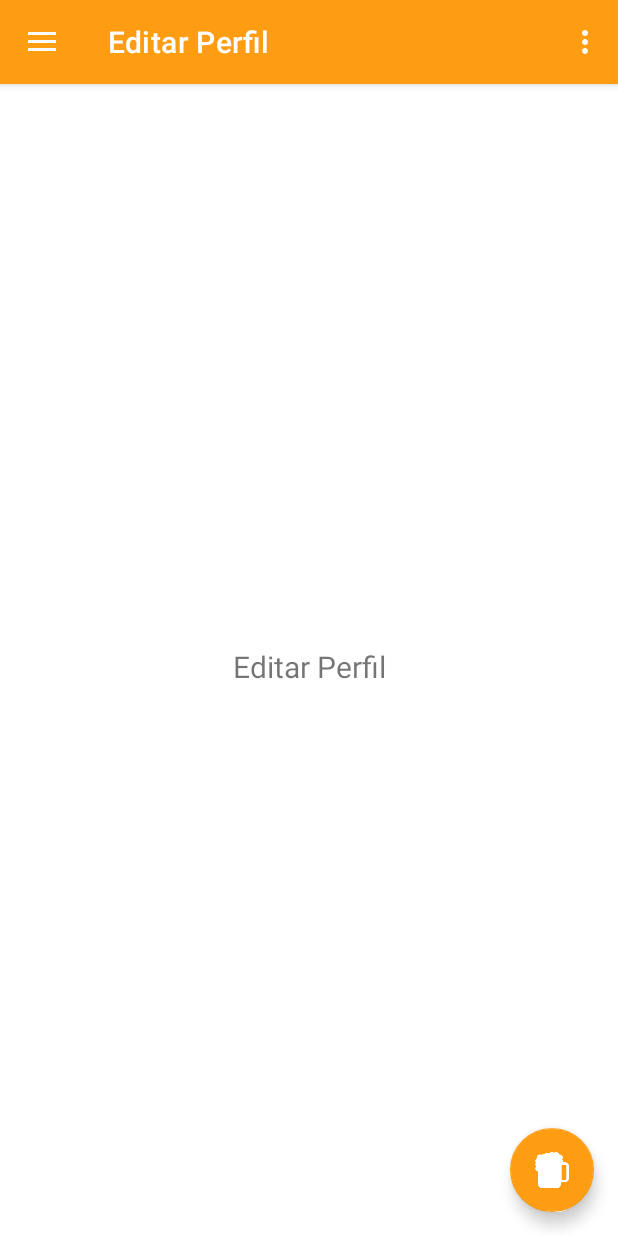
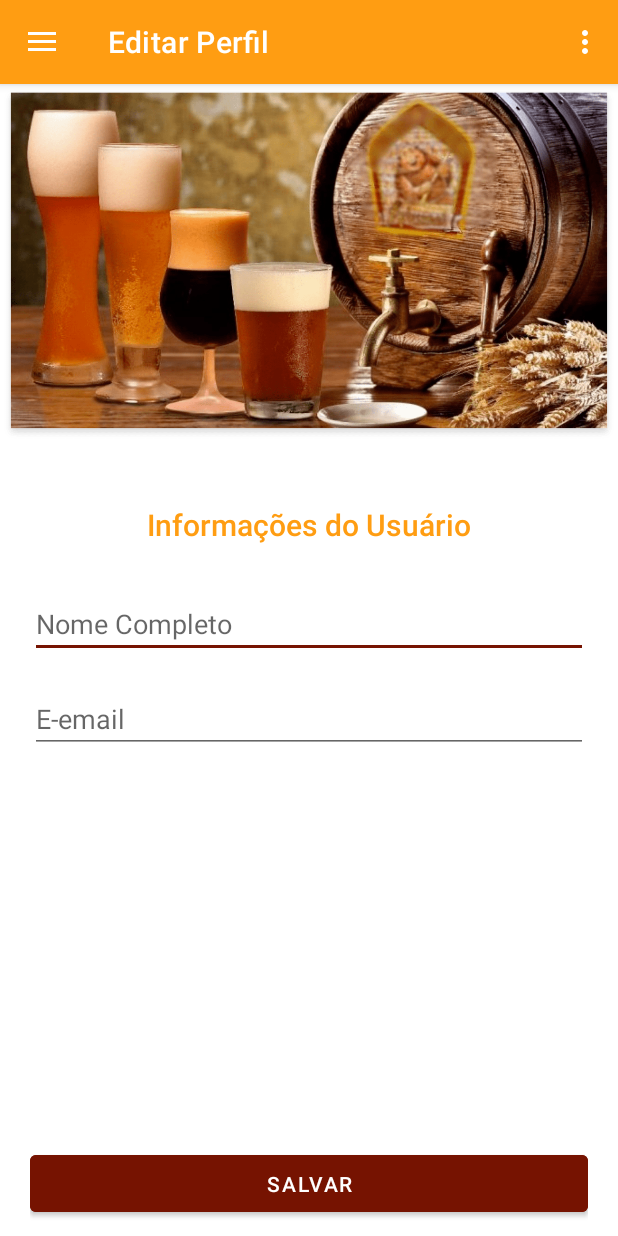
Before and after one commit to wamarra/BeerFriends_kotlin, an Android app: the screen it shows after launch once a user with an empty profile is signed in (MainActivity), in the side drawer, after a tap on "Editar Perfil", on a phone screen of 412 x 824 dp. Run offline under Robolectric (Android 15) with nearby library versions, the phone set to English and light mode, and no system bars; our stand-ins replace Firebase (no records; nobody signed in at launch, a user with empty details on screens opened directly), Room's generated code, data binding, navigation-ui.

Commit message:
Implementação da edição de perfil

```diff
--- a/app/src/main/java/br/com/beerfriends/model/AppDatabase.kt
+++ b/app/src/main/java/br/com/beerfriends/model/AppDatabase.kt
@@ -3,8 +3,10 @@ package br.com.beerfriends.model
 import androidx.room.Database
 import androidx.room.RoomDatabase
 import br.com.beerfriends.model.dao.FriendDao
+import br.com.beerfriends.model.dao.UserDao
 
-@Database(entities = [Friend::class], version = 1)
+@Database(entities = [Friend::class, User::class], version = 2)
 abstract class AppDatabase : RoomDatabase() {
     abstract fun friendDao(): FriendDao
+    abstract fun userDao(): UserDao
 }
--- a/app/src/main/java/br/com/beerfriends/model/AuthRepository.kt
+++ b/app/src/main/java/br/com/beerfriends/model/AuthRepository.kt
@@ -14,7 +14,7 @@ class AuthRepository {
                 val isNewUser = authTask.result.additionalUserInfo?.isNewUser
                 val currentUser = firebaseAuth.currentUser
                 currentUser?.let {
-                    authenticatedUserLiveData.value = User(currentUser.uid, currentUser.displayName, currentUser.email, isNewUser?: false)
+                    authenticatedUserLiveData.value = User(currentUser.uid, currentUser.displayName!!, currentUser.email!!, isNewUser?: false)
                 }
             }
         }
--- a/app/src/main/java/br/com/beerfriends/model/SplashRepository.kt
+++ b/app/src/main/java/br/com/beerfriends/model/SplashRepository.kt
@@ -10,7 +10,7 @@ class SplashRepository {
         if (firebaseUser == null) {
             isUserAuthenticatedLiveData.value = null
         } else {
-            isUserAuthenticatedLiveData.value = User(firebaseUser.uid, firebaseUser.displayName, firebaseUser.email)
+            isUserAuthenticatedLiveData.value = User(firebaseUser.uid, firebaseUser.displayName!!, firebaseUser.email!!)
         }
     }
 }
--- a/app/src/main/java/br/com/beerfriends/model/User.kt
+++ b/app/src/main/java/br/com/beerfriends/model/User.kt
@@ -1,9 +1,29 @@
 package br.com.beerfriends.model
 
+import androidx.annotation.NonNull
+import androidx.room.ColumnInfo
+import androidx.room.Entity
+import androidx.room.PrimaryKey
 import com.google.firebase.firestore.Exclude
+import com.google.gson.annotations.SerializedName
 import java.io.Serializable
 
-data class User constructor(var uid: String, var name: String? = "", var email: String? = "", @Exclude var isNew: Boolean = false) : Serializable {
+@Entity(tableName = "User")
+data class User constructor(
+    @PrimaryKey
+    @NonNull
+    @ColumnInfo(name = "uid")
+    @SerializedName("uid") var uid: String,
+
+    @ColumnInfo(name = "name")
+    @SerializedName("name") var name: String = "",
+
+    @ColumnInfo(name = "email")
+    @SerializedName("email") var email: String = "",
+
+    @Exclude var isNew: Boolean = false
+
+) : Serializable {
     companion object {
         val REF_NAME = "users"
     }
--- /dev/null
+++ b/app/src/main/java/br/com/beerfriends/model/UserRepository.kt
@@ -0,0 +1,15 @@
+package br.com.beerfriends.model
+
+import androidx.lifecycle.LiveData
+import br.com.beerfriends.BeerFriendsApplication
+
+class UserRepository {
+
+    fun saveUser(user: User) {
+        BeerFriendsApplication.database!!.userDao().updateUser(user)
+    }
+
+    fun getUserByUid(uid: String): LiveData<User> {
+        return BeerFriendsApplication.database!!.userDao().getUserByUid(uid)
+    }
+}
--- /dev/null
+++ b/app/src/main/java/br/com/beerfriends/model/dao/UserDao.kt
@@ -0,0 +1,15 @@
+package br.com.beerfriends.model.dao
+
+import androidx.lifecycle.LiveData
+import androidx.room.*
+import br.com.beerfriends.model.User
+
+@Dao
+interface UserDao {
+
+    @Update(onConflict = OnConflictStrategy.REPLACE)
+    fun updateUser(user: User)
+
+    @Query("SELECT * FROM User WHERE uid = :uid")
+    fun getUserByUid(uid: String): LiveData<User>
+}
--- a/app/src/main/java/br/com/beerfriends/view/AuthActivity.kt
+++ b/app/src/main/java/br/com/beerfriends/view/AuthActivity.kt
@@ -13,6 +13,7 @@ import br.com.beerfriends.model.AuthRepository
 import br.com.beerfriends.model.User
 import br.com.beerfriends.viewmodel.AuthViewModel
 import br.com.beerfriends.R
+import br.com.beerfriends.model.UserRepository
 import com.google.android.gms.auth.api.signin.GoogleSignIn
 import com.google.android.gms.auth.api.signin.GoogleSignInAccount
 import com.google.android.gms.auth.api.signin.GoogleSignInClient
@@ -31,8 +32,10 @@ class AuthActivity : AppCompatActivity() {
         setContentView(R.layout.activity_auth)
 
         binding = DataBindingUtil.setContentView(this, R.layout.activity_auth)
-        authViewModel = ViewModelProvider(this, AuthViewModel.AuthViewModelFactory(AuthRepository()))
-            .get(AuthViewModel::class.java)
+
+        authViewModel = ViewModelProvider(this,
+            AuthViewModel.AuthViewModelFactory(AuthRepository(), UserRepository())).get(AuthViewModel::class.java)
+
         initRegistersAndObservers()
     }
 
@@ -55,6 +58,14 @@ class AuthActivity : AppCompatActivity() {
                 authViewModel.createUser(user)
             } else {
                 goToMainActivity(user)
+            }
+
+            val sharedPreferences = getSharedPreferences("pref", MODE_PRIVATE)
+            with(sharedPreferences.edit()) {
+                putString("uid", user.uid)
+                putString("name", user.name)
+                putString("email", user.email)
+                commit()
             }
         }
 
--- a/app/src/main/java/br/com/beerfriends/view/MainActivity.kt
+++ b/app/src/main/java/br/com/beerfriends/view/MainActivity.kt
@@ -4,7 +4,9 @@ import android.content.Intent
 import android.os.Bundle
 import android.view.Menu
 import android.view.MenuItem
+import android.view.View
 import android.widget.TextView
+import androidx.appcompat.app.ActionBarDrawerToggle
 import androidx.appcompat.app.AppCompatActivity
 import androidx.drawerlayout.widget.DrawerLayout
 import androidx.navigation.findNavController
@@ -15,7 +17,6 @@ import androidx.navigation.ui.setupWithNavController
 import br.com.beerfriends.R
 import br.com.beerfriends.databinding.ActivityMainBinding
 import com.google.android.material.navigation.NavigationView
-import com.google.android.material.snackbar.Snackbar
 import com.google.firebase.auth.FirebaseAuth
 
 class MainActivity : AppCompatActivity() {
@@ -30,13 +31,7 @@ class MainActivity : AppCompatActivity() {
 
         binding = ActivityMainBinding.inflate(layoutInflater)
         setContentView(binding.root)
-
         setSupportActionBar(binding.appBarMain.toolbar)
-
-        binding.appBarMain.fab.setOnClickListener { view ->
-            Snackbar.make(view, "Replace with your own action", Snackbar.LENGTH_LONG)
-                .setAction("Action", null).show()
-        }
 
         val drawerLayout: DrawerLayout = binding.drawerLayout
         val navView: NavigationView = binding.navView
@@ -48,16 +43,29 @@ class MainActivity : AppCompatActivity() {
             ), drawerLayout
         )
 
-        val user = FirebaseAuth.getInstance().currentUser;
-
-        val headerView = navView.getHeaderView(0)
-        var name: TextView = headerView.findViewById(R.id.name);
-        name.text = user!!.displayName;
-        var email: TextView = headerView.findViewById(R.id.email);
-        email.text = user.email;
+        val drawerToggle: ActionBarDrawerToggle = object : ActionBarDrawerToggle(this,
+            drawerLayout, binding.appBarMain.toolbar, R.string.drawer_open, R.string.drawer_close) {
+            override fun onDrawerOpened(drawerView: View) {
+                bindingUser()
+            }
+        }
+        drawerLayout.addDrawerListener(drawerToggle)
 
         setupActionBarWithNavController(navController, appBarConfiguration)
         navView.setupWithNavController(navController)
+    }
+
+    private fun bindingUser()  {
+        val sharedPreferences = getSharedPreferences("pref", MODE_PRIVATE)
+        val userName = sharedPreferences.getString("name", "Usuário não logado")
+        val userEmail = sharedPreferences.getString("email", "Email não encontrado")
+
+        val headerView = binding.navView.getHeaderView(0)
+
+        var name: TextView = headerView.findViewById(R.id.name);
+        name.text = userName;
+        var email: TextView = headerView.findViewById(R.id.email);
+        email.text = userEmail;
     }
 
     override fun onCreateOptionsMenu(menu: Menu): Boolean {
--- a/app/src/main/java/br/com/beerfriends/view/SplashActivity.kt
+++ b/app/src/main/java/br/com/beerfriends/view/SplashActivity.kt
@@ -14,6 +14,7 @@ class SplashActivity : AppCompatActivity() {
     override fun onCreate(savedInstanceState: Bundle?) {
         super.onCreate(savedInstanceState)
         setContentView(R.layout.activity_splash)
+
         viewModel = ViewModelProvider(this, SplashViewModel.SplashViewModelFactory(SplashRepository()))
             .get(SplashViewModel::class.java)
 
--- a/app/src/main/java/br/com/beerfriends/view/fragments/ProfileEditFragment.kt
+++ b/app/src/main/java/br/com/beerfriends/view/fragments/ProfileEditFragment.kt
@@ -1,23 +1,25 @@
 package br.com.beerfriends.view.fragments
 
+import android.content.Context
 import android.os.Bundle
 import android.view.LayoutInflater
 import android.view.View
 import android.view.ViewGroup
-import android.widget.TextView
+import android.widget.Button
 import androidx.fragment.app.Fragment
 import androidx.lifecycle.Observer
 import androidx.lifecycle.ViewModelProvider
+import br.com.beerfriends.R
 import br.com.beerfriends.databinding.FragmentProfileEditBinding
+import br.com.beerfriends.model.User
+import br.com.beerfriends.model.UserRepository
 import br.com.beerfriends.viewmodel.ProfileEditViewModel
+import com.google.android.material.snackbar.Snackbar
 
 class ProfileEditFragment : Fragment() {
 
     private lateinit var profileEditViewModel: ProfileEditViewModel
     private var _binding: FragmentProfileEditBinding? = null
-
-    // This property is only valid between onCreateView and
-    // onDestroyView.
     private val binding get() = _binding!!
 
     override fun onCreateView(
@@ -25,16 +27,39 @@ class ProfileEditFragment : Fragment() {
         container: ViewGroup?,
         savedInstanceState: Bundle?
     ): View? {
-        profileEditViewModel =
-            ViewModelProvider(this).get(ProfileEditViewModel::class.java)
+        val sharedPreferences = requireActivity().getSharedPreferences("pref", Context.MODE_PRIVATE)
+        val uid = sharedPreferences.getString("uid", "Usuário não logado")
+
+        profileEditViewModel = ViewModelProvider(this, ProfileEditViewModel.ProfileEditViewModelFactory(
+            UserRepository(), uid)).get(ProfileEditViewModel::class.java)
 
         _binding = FragmentProfileEditBinding.inflate(inflater, container, false)
         val root: View = binding.root
 
-        val textView: TextView = binding.textProfileEdit
-        profileEditViewModel.text.observe(viewLifecycleOwner, Observer {
-            textView.text = it
+        profileEditViewModel.user.observe(viewLifecycleOwner, Observer { user ->
+            binding.user = user
         })
+
+        root.findViewById<Button>(R.id.button_save).setOnClickListener{
+            val user =  User(
+                uid = uid!!,
+                name = binding.username.text.toString(),
+                email = binding.email.text.toString()
+            )
+
+            profileEditViewModel.saveUser(user)
+
+            val sharedPreferences = requireActivity().getSharedPreferences("pref", Context.MODE_PRIVATE)
+            with(sharedPreferences.edit()) {
+                putString("uid", user.uid)
+                putString("name", user.name)
+                putString("email", user.email)
+                commit()
+            }
+
+            Snackbar.make(root, "Profile alterado com sucesso", Snackbar.LENGTH_LONG)
+                .setAction("Sucesso", null).show()
+        }
         return root
     }
 
--- a/app/src/main/java/br/com/beerfriends/viewmodel/AuthViewModel.kt
+++ b/app/src/main/java/br/com/beerfriends/viewmodel/AuthViewModel.kt
@@ -6,9 +6,11 @@ import androidx.lifecycle.ViewModelProvider
 import br.com.beerfriends.model.AuthRepository
 import br.com.beerfriends.model.EventWrapper
 import br.com.beerfriends.model.User
+import br.com.beerfriends.model.UserRepository
 import com.google.firebase.auth.AuthCredential
 
-class AuthViewModel(private val authRepository: AuthRepository) : ViewModel() {
+class AuthViewModel(private val authRepository: AuthRepository,
+                    private val userRepository: UserRepository) : ViewModel() {
     enum class SignInType(val type: String) {
         Google("Google"),
         Facebook("Facebook"),
@@ -28,11 +30,15 @@ class AuthViewModel(private val authRepository: AuthRepository) : ViewModel() {
 
     fun createUser(user: User) {
         authRepository.createUserInFirestoreIfNotExists(user, createdUserLiveData)
+        if (userRepository.getUserByUid(user.uid) == null) {
+            userRepository.saveUser(user)
+        }
     }
 
-    class AuthViewModelFactory(private val authRepository: AuthRepository): ViewModelProvider.Factory {
+    class AuthViewModelFactory(private val authRepository: AuthRepository,
+                               private val userRepository: UserRepository): ViewModelProvider.Factory {
         override fun <T : ViewModel?> create(modelClass: Class<T>): T {
-            return AuthViewModel(authRepository) as T
+            return AuthViewModel(authRepository, userRepository) as T
         }
     }
 }
--- a/app/src/main/java/br/com/beerfriends/viewmodel/ProfileEditViewModel.kt
+++ b/app/src/main/java/br/com/beerfriends/viewmodel/ProfileEditViewModel.kt
@@ -1,13 +1,30 @@
 package br.com.beerfriends.viewmodel
 
-import androidx.lifecycle.LiveData
-import androidx.lifecycle.MutableLiveData
-import androidx.lifecycle.ViewModel
+import androidx.lifecycle.*
+import br.com.beerfriends.model.*
+import kotlinx.coroutines.Dispatchers
+import kotlinx.coroutines.launch
+import kotlinx.coroutines.withContext
 
-class ProfileEditViewModel : ViewModel() {
+class ProfileEditViewModel(private val repository: UserRepository, private val uid: String?)  : ViewModel() {
+    private val requestError = MutableLiveData<EventWrapper<String>>()
+    val user =  repository.getUserByUid(uid!!)
 
-    private val _text = MutableLiveData<String>().apply {
-        value = "Editar Perfil"
+    fun saveUser(user: User) {
+        viewModelScope.launch(Dispatchers.IO) {
+            try {
+                repository.saveUser(user)
+            } catch (error: Exception) {
+                withContext(Dispatchers.Main) {
+                    requestError.value = EventWrapper("Erro ao salvar o usuário")
+                }
+            }
+        }
     }
-    val text: LiveData<String> = _text
+
+    class ProfileEditViewModelFactory(private val repository: UserRepository, private val uid: String?) : ViewModelProvider.Factory {
+        override fun <T : ViewModel?> create(modelClass: Class<T>): T {
+            return ProfileEditViewModel(repository, uid) as T
+        }
+    }
 }
--- a/app/src/main/res/layout/app_bar_main.xml
+++ b/app/src/main/res/layout/app_bar_main.xml
@@ -22,15 +22,4 @@
 
     <include layout="@layout/content_main" />
 
-    <com.google.android.material.floatingactionbutton.FloatingActionButton
-        android:id="@+id/fab"
-        android:layout_width="wrap_content"
-        android:layout_height="wrap_content"
-        android:layout_gravity="bottom|end"
-        android:layout_marginEnd="@dimen/fab_margin"
-        android:layout_marginBottom="16dp"
-        android:backgroundTint="@color/primary"
-        app:backgroundTint="@color/primary"
-        app:srcCompat="@drawable/caneca_chopp_branca" />
-
 </androidx.coordinatorlayout.widget.CoordinatorLayout>
--- a/app/src/main/res/layout/fragment_profile_edit.xml
+++ b/app/src/main/res/layout/fragment_profile_edit.xml
@@ -1,22 +1,84 @@
 <?xml version="1.0" encoding="utf-8"?>
-<androidx.constraintlayout.widget.ConstraintLayout xmlns:android="http://schemas.android.com/apk/res/android"
-    xmlns:app="http://schemas.android.com/apk/res-auto"
-    xmlns:tools="http://schemas.android.com/tools"
-    android:layout_width="match_parent"
-    android:layout_height="match_parent"
-    tools:context=".view.fragments.ProfileEditFragment">
+<layout xmlns:android="http://schemas.android.com/apk/res/android">
 
-    <TextView
-        android:id="@+id/text_profile_edit"
+    <data>
+        <variable
+            name="user"
+            type="br.com.beerfriends.model.User" />
+    </data>
+
+    <LinearLayout
         android:layout_width="match_parent"
-        android:layout_height="wrap_content"
-        android:layout_marginStart="8dp"
-        android:layout_marginTop="8dp"
-        android:layout_marginEnd="8dp"
-        android:textAlignment="center"
-        android:textSize="20sp"
-        app:layout_constraintBottom_toBottomOf="parent"
-        app:layout_constraintEnd_toEndOf="parent"
-        app:layout_constraintStart_toStartOf="parent"
-        app:layout_constraintTop_toTopOf="parent" />
-</androidx.constraintlayout.widget.ConstraintLayout>
+        android:layout_height="match_parent"
+        android:orientation="vertical"
+        android:id="@+id/root">
+
+        <LinearLayout
+            android:orientation="horizontal"
+            android:layout_margin="0dp"
+            android:layout_width="wrap_content"
+            android:layout_height="240dp">
+
+            <ImageView
+                android:id="@+id/cp_icon"
+                android:layout_width="wrap_content"
+                android:layout_height="wrap_content"
+                android:layout_gravity="top"
+                android:layout_margin="0dp"
+                android:src="@drawable/barril" />
+
+        </LinearLayout>
+
+        <LinearLayout
+            android:orientation="vertical"
+            android:layout_width="match_parent"
+            android:layout_height="match_parent"
+            android:paddingVertical="10dp"
+            android:paddingHorizontal="20dp">
+
+            <TextView
+                android:layout_gravity="center"
+                android:layout_width="wrap_content"
+                android:layout_height="wrap_content"
+                android:layout_marginTop="30dp"
+                android:layout_marginBottom="30dp"
+                android:textColor="@color/primary"
+                android:textSize="20sp"
+                android:textAppearance="@style/TextAppearance.AppCompat.Title"
+                android:text="@string/title_profile"/>
+
+            <EditText
+                android:id="@+id/username"
+                android:layout_width="match_parent"
+                android:layout_height="wrap_content"
+                android:hint="@string/username_hint"
+                android:text="@{user.name}"
+                android:inputType="textCapWords"
+                android:layout_marginBottom="18dp"/>
+
+            <EditText
+                android:id="@+id/email"
+                android:layout_width="match_parent"
+                android:layout_height="wrap_content"
+                android:hint="@string/email_hint"
+                android:text="@{user.email}"
+                android:inputType="textEmailAddress"
+                android:layout_marginBottom="18dp"/>
+
+            <LinearLayout
+                android:orientation="horizontal"
+                android:layout_width="match_parent"
+                android:layout_height="match_parent">
+
+                <Button
+                    android:id="@+id/button_save"
+                    android:layout_width="match_parent"
+                    android:layout_height="50dp"
+                    android:text="@string/save_button"
+                    android:backgroundTint="@color/secondary"
+                    android:layout_gravity="bottom"/>
+
+            </LinearLayout>
+        </LinearLayout>
+    </LinearLayout>
+</layout>
--- a/app/src/main/res/values/strings.xml
+++ b/app/src/main/res/values/strings.xml
@@ -16,4 +16,7 @@
     <string name="phone_hint">Telefone</string>
     <string name="website_hint">Site</string>
     <string name="save_button">Salvar</string>
+    <string name="title_profile">Informações do Usuário</string>
+    <string name="drawer_open">open</string>
+    <string name="drawer_close">close</string>
 </resources>
```
Also changed, not shown: app/src/main/res/drawable/barril.png (added).
